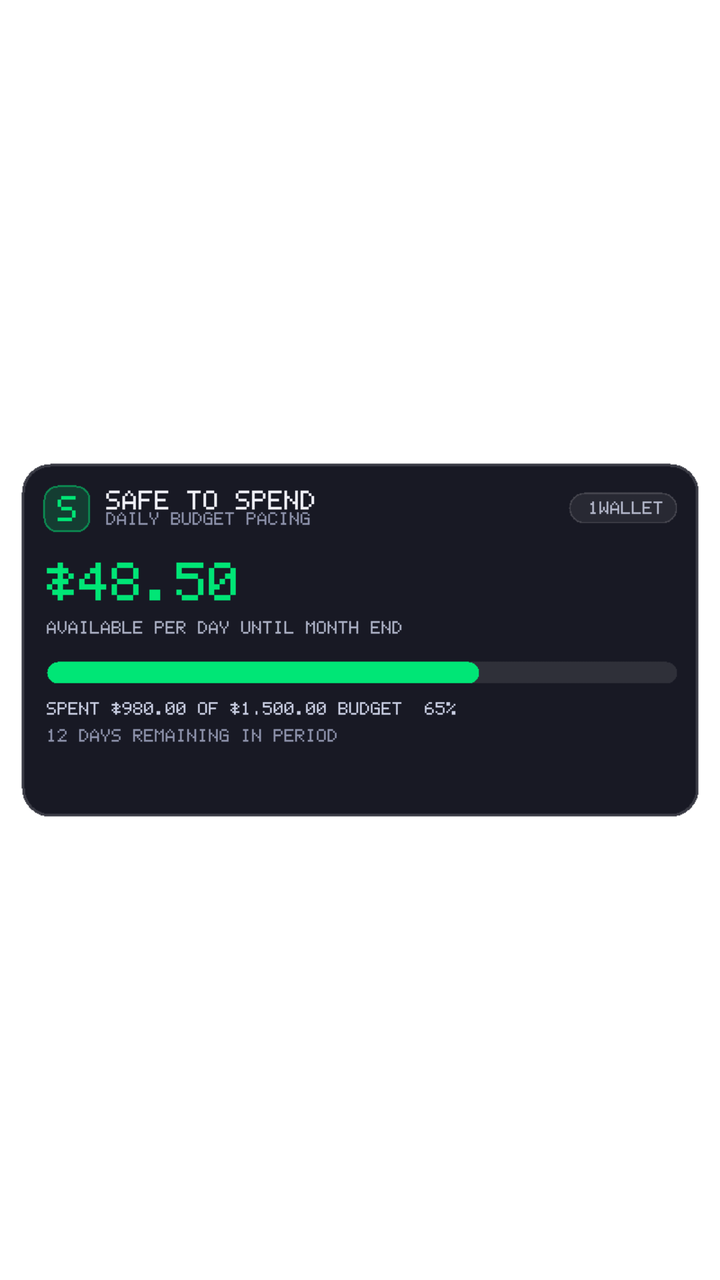
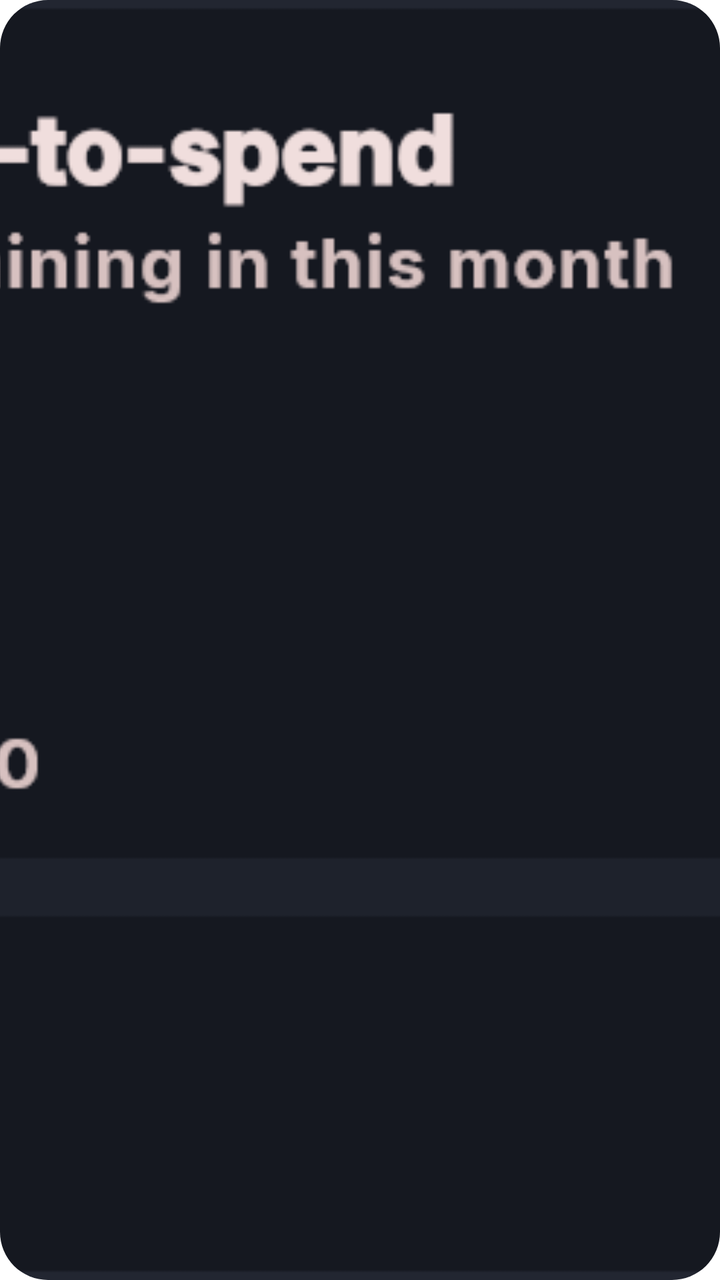

Two renders of the same Android screen: before a commit and after it. Below are the layout's source before the change and the commit's diff.
<!-- AndroidManifest.xml: fallback theme Theme.MaterialComponents.DayNight.NoActionBar -->
<!-- res/layout/widget_safe_spend.xml -->
<?xml version="1.0" encoding="utf-8"?>
<ImageView xmlns:android="http://schemas.android.com/apk/res/android"
    android:id="@+id/widget_safe_spend_root"
    android:layout_width="match_parent"
    android:layout_height="match_parent"
    android:scaleType="fitCenter"
    android:adjustViewBounds="true"
    android:src="@drawable/widget_preview_safe_spend"
    android:contentDescription="1Wallet Daily Safe-to-Spend" />
<!-- resources referenced by this layout -->
<resources>
  <!-- drawable widget_preview_safe_spend: png bitmap (drawable, 5199 bytes) -->
</resources>

<!-- the commit's change to res/layout/widget_safe_spend.xml (unified diff, before → after) -->
@@ -3,7 +3,9 @@
     android:id="@+id/widget_safe_spend_root"
     android:layout_width="match_parent"
     android:layout_height="match_parent"
-    android:scaleType="fitCenter"
-    android:adjustViewBounds="true"
+    android:background="@drawable/widget_background"
+    android:clipToOutline="true"
+    android:scaleType="centerCrop"
+    android:adjustViewBounds="false"
     android:src="@drawable/widget_preview_safe_spend"
     android:contentDescription="1Wallet Daily Safe-to-Spend" />
<!-- resource entries referenced after the edit -->
@@ -1,5 +1,15 @@
 <!-- resources referenced by this layout -->
 <resources>
-  <!-- drawable widget_preview_safe_spend: png bitmap (drawable, 5199 bytes) -->
+  <!-- drawable widget_background (drawable) -->
+  <?xml version="1.0" encoding="utf-8"?>
+  <shape xmlns:android="http://schemas.android.com/apk/res/android"
+      android:shape="rectangle">
+      <solid android:color="#FF151820" />
+      <corners android:radius="24dp" />
+      <stroke
+          android:width="1.2dp"
+          android:color="#33FFFFFF" />
+  </shape>
+  <!-- drawable widget_preview_safe_spend: png bitmap (drawable, 39567 bytes) -->
 </resources>
 
